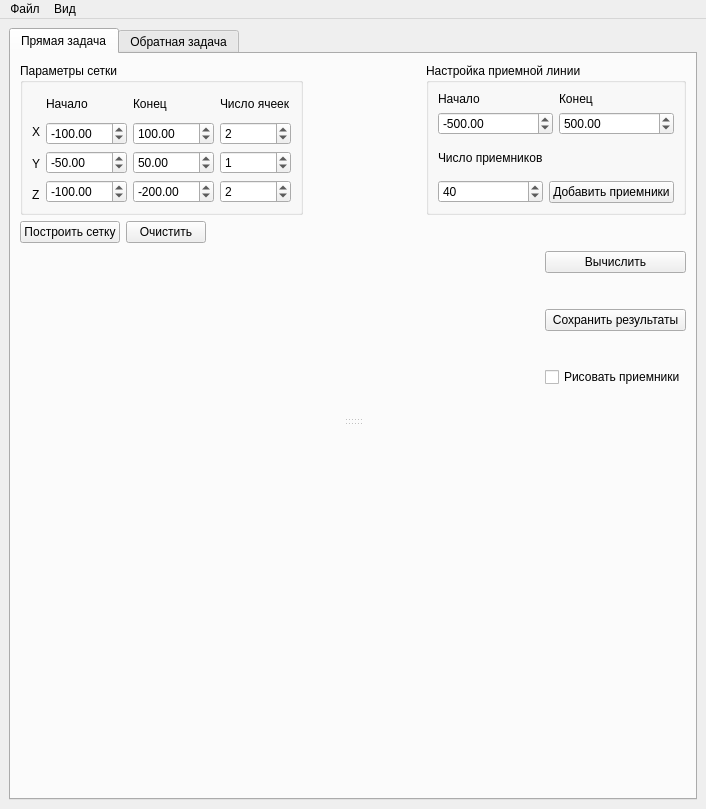
SweetRollxd/magnetic-survey, file design/main.ui: the form before one commit.
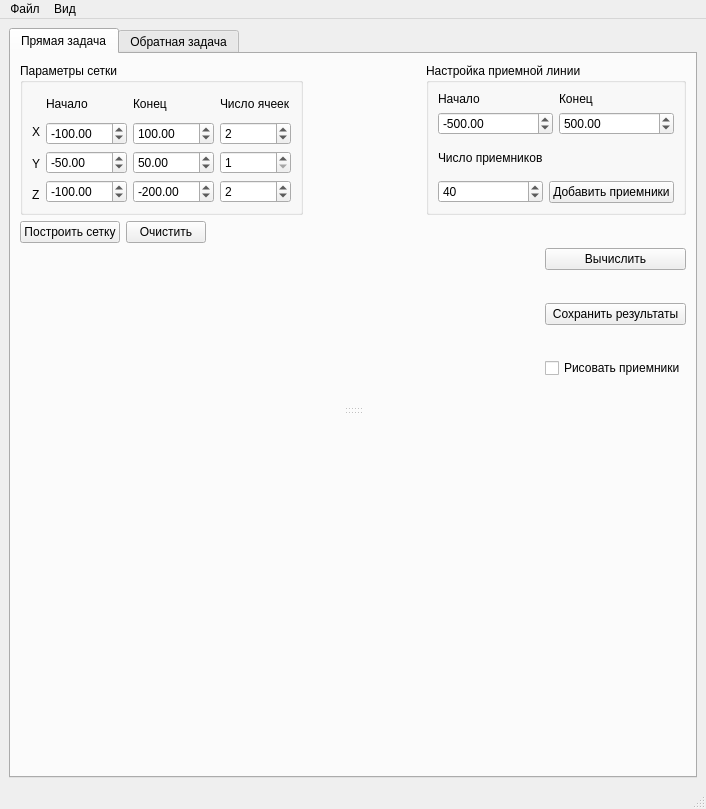
The form after the commit.

```diff
--- a/design/main.ui
+++ b/design/main.ui
@@ -201,6 +201,9 @@
                      </item>
                      <item>
                       <widget class="QSpinBox" name="yCntSB">
+                       <property name="minimum">
+                        <number>1</number>
+                       </property>
                        <property name="value">
                         <number>1</number>
                        </property>
@@ -872,6 +875,7 @@
    <addaction name="menu"/>
    <addaction name="menu_2"/>
   </widget>
+  <widget class="QStatusBar" name="statusBar"/>
   <action name="saveMeshAction">
    <property name="text">
     <string>Сохранить сетку</string>
```
Left out of the diff: 26 changed lines with no effect on the pictures.
